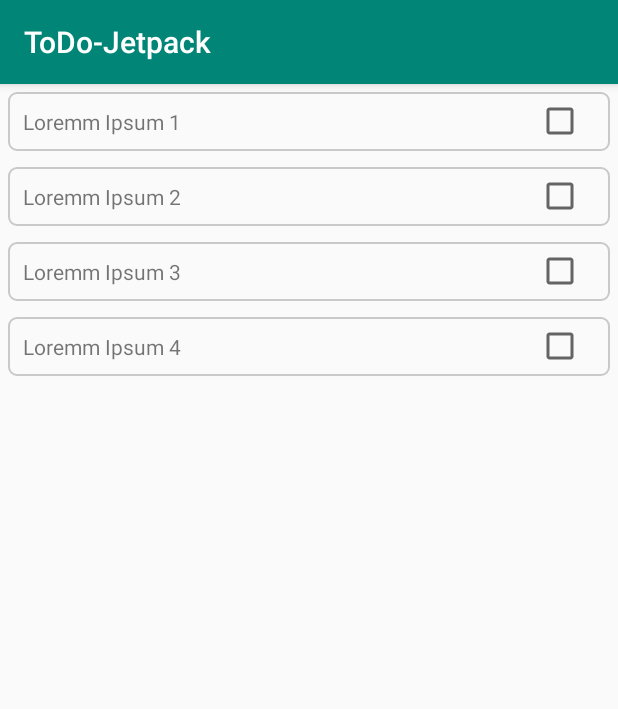
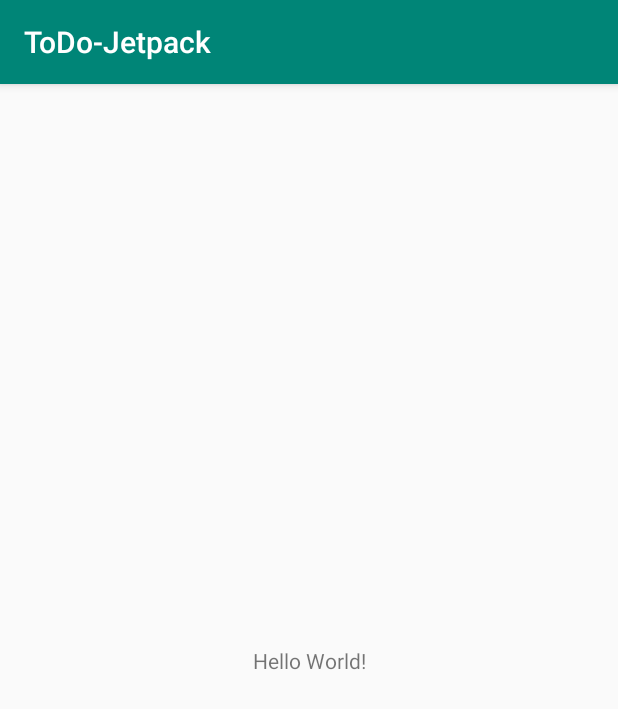
Before and after one commit to gitAbid/todo-jetpack, an Android app: the screen it shows after launch (MainActivity), on a phone screen of 412 x 824 dp. Shown: the top 709 px of the screen. Run offline under Robolectric (Android 15) with nearby library versions, the phone set to English and light mode, and no system bars.

Commit message:
Revert "Merge branch 'master' into develop"
This reverts commit f89223775c1dc6bf791ebe29cdf4348ab1a91d33.

```diff
--- a/app/build.gradle
+++ b/app/build.gradle
@@ -25,16 +25,11 @@ android {
 
 dependencies {
     implementation fileTree(dir: 'libs', include: ['*.jar'])
-    def lifecycle_version = "2.1.0"
-
-    // ViewModel and LiveData
-    implementation "androidx.lifecycle:lifecycle-extensions:$lifecycle_version"
-    implementation "org.jetbrains.kotlin:kotlin-stdlib-jdk7:$kotlin_version"
+    implementation"org.jetbrains.kotlin:kotlin-stdlib-jdk7:$kotlin_version"
     implementation 'androidx.appcompat:appcompat:1.1.0'
     implementation 'androidx.core:core-ktx:1.1.0'
     implementation 'androidx.constraintlayout:constraintlayout:1.1.3'
     testImplementation 'junit:junit:4.12'
-    androidTestImplementation 'androidx.test.ext:junit:1.1.1'
+    androidTestImplementation 'androidx.test.ext:junit:1.1.0'
     androidTestImplementation 'androidx.test.espresso:espresso-core:3.2.0'
-    implementation 'androidx.recyclerview:recyclerview:1.1.0'
 }
--- a/app/src/main/AndroidManifest.xml
+++ b/app/src/main/AndroidManifest.xml
@@ -9,7 +9,7 @@
         android:roundIcon="@mipmap/ic_launcher_round"
         android:supportsRtl="true"
         android:theme="@style/AppTheme">
-        <activity android:name=".ui.MainActivity">
+        <activity android:name=".MainActivity">
             <intent-filter>
                 <action android:name="android.intent.action.MAIN" />
 
--- /dev/null
+++ b/app/src/main/java/com/example/todo_jetpack/MainActivity.kt
@@ -0,0 +1,12 @@
+package com.example.todo_jetpack
+
+import androidx.appcompat.app.AppCompatActivity
+import android.os.Bundle
+
+class MainActivity : AppCompatActivity() {
+
+    override fun onCreate(savedInstanceState: Bundle?) {
+        super.onCreate(savedInstanceState)
+        setContentView(R.layout.activity_main)
+    }
+}
--- a/app/src/main/java/com/example/todo_jetpack/adapter/TodoAdapter.kt
+++ /dev/null
@@ -1,51 +0,0 @@
-package com.example.todo_jetpack.adapter
-
-import android.view.LayoutInflater
-import android.view.View
-import android.view.ViewGroup
-import androidx.recyclerview.widget.RecyclerView
-import com.example.todo_jetpack.R
-import com.example.todo_jetpack.listener.ItemClickListener
-import com.example.todo_jetpack.models.Todo
-import kotlinx.android.synthetic.main.item_layout_todo.view.*
-
-class TodoAdapter(var todos: List<Todo>, var listener: ItemClickListener) :
-    RecyclerView.Adapter<TodoAdapter.ViewHolder>() {
-
-    override fun onCreateViewHolder(parent: ViewGroup, viewType: Int): ViewHolder {
-        return ViewHolder(
-            LayoutInflater.from(parent.context).inflate(
-                R.layout.item_layout_todo,
-                parent,
-                false
-            )
-        )
-    }
-
-    override fun getItemCount(): Int {
-        return todos.size
-    }
-
-    override fun onBindViewHolder(holder: ViewHolder, position: Int) {
-        val todo = todos[position]
-        holder.text.text = todo.text
-        holder.status.isChecked = todo.done
-
-        holder.status.setOnCheckedChangeListener { buttonView, isChecked ->
-            todo.done = isChecked
-            listener.onClick(position, todo)
-        }
-    }
-
-
-    class ViewHolder(view: View) : RecyclerView.ViewHolder(view) {
-        val text = view.tvText;
-        val status = view.cbDoneStatus;
-    }
-
-    fun updateDate(updates: List<Todo>) {
-        todos = updates
-        notifyDataSetChanged()
-    }
-
-}
--- a/app/src/main/java/com/example/todo_jetpack/listener/ItemClickListener.kt
+++ /dev/null
@@ -1,7 +0,0 @@
-package com.example.todo_jetpack.listener
-
-import com.example.todo_jetpack.models.Todo
-
-interface ItemClickListener {
-    fun onClick(index: Int, todo: Todo)
-}
--- a/app/src/main/java/com/example/todo_jetpack/models/Model.kt
+++ /dev/null
@@ -1,3 +0,0 @@
-package com.example.todo_jetpack.models
-
-data class Todo(var text: String, var done: Boolean = false)
--- a/app/src/main/java/com/example/todo_jetpack/ui/MainActivity.kt
+++ /dev/null
@@ -1,41 +0,0 @@
-package com.example.todo_jetpack.ui
-
-import android.os.Bundle
-import androidx.appcompat.app.AppCompatActivity
-import androidx.lifecycle.Observer
-import androidx.lifecycle.ViewModelProviders
-import androidx.recyclerview.widget.LinearLayoutManager
-import com.example.todo_jetpack.R
-import com.example.todo_jetpack.adapter.TodoAdapter
-import com.example.todo_jetpack.listener.ItemClickListener
-import com.example.todo_jetpack.models.Todo
-import com.example.todo_jetpack.viewmodel.TodoViewModel
-import kotlinx.android.synthetic.main.activity_main.*
-
-
-class MainActivity : AppCompatActivity(), ItemClickListener {
-    lateinit var viewModel: TodoViewModel
-
-    override fun onClick(index: Int, todo: Todo) {
-        viewModel.updateData(index, todo)
-    }
-
-    lateinit var todoAdapter: TodoAdapter
-
-    override fun onCreate(savedInstanceState: Bundle?) {
-        super.onCreate(savedInstanceState)
-        setContentView(R.layout.activity_main)
-        viewModel = ViewModelProviders.of(this).get(TodoViewModel::class.java)
-        todoAdapter = TodoAdapter(listOf(), this)
-        rcvTodoList.apply {
-            setHasFixedSize(true)
-            layoutManager = LinearLayoutManager(this@MainActivity)
-            adapter = todoAdapter
-        }
-        viewModel.getTodos().observe(this, Observer {
-            todoAdapter.updateDate(it)
-        })
-
-
-    }
-}
--- a/app/src/main/java/com/example/todo_jetpack/viewmodel/TodoViewModel.kt
+++ /dev/null
@@ -1,37 +0,0 @@
-package com.example.todo_jetpack.viewmodel
-
-import androidx.lifecycle.LiveData
-import androidx.lifecycle.MutableLiveData
-import androidx.lifecycle.ViewModel
-import com.example.todo_jetpack.models.Todo
-
-class TodoViewModel : ViewModel() {
-    private var todos: MutableLiveData<List<Todo>>
-
-    init {
-        todos = loadTodos()
-    }
-
-    private fun loadTodos(): MutableLiveData<List<Todo>> {
-
-        return MutableLiveData(
-            listOf(
-                Todo("Loremm Ipsum 1"),
-                Todo("Loremm Ipsum 2"),
-                Todo("Loremm Ipsum 3"),
-                Todo("Loremm Ipsum 4")
-            )
-        )
-    }
-
-    fun getTodos(): LiveData<List<Todo>> {
-        return todos
-    }
-
-    fun updateData(index: Int, updates: Todo) {
-        todos.value?.get(index)?.done = updates.done
-        todos.value?.get(index)?.text = updates.text
-    }
-
-
-}
--- a/app/src/main/res/drawable/border_background.xml
+++ /dev/null
@@ -1,8 +0,0 @@
-<?xml version="1.0" encoding="utf-8"?>
-<shape xmlns:android="http://schemas.android.com/apk/res/android">
-
-    <corners android:radius="5dp" />
-    <stroke
-        android:width="1dp"
-        android:color="@color/borderColor" />
-</shape>
--- a/app/src/main/res/layout/activity_main.xml
+++ b/app/src/main/res/layout/activity_main.xml
@@ -1,12 +1,18 @@
 <?xml version="1.0" encoding="utf-8"?>
-<LinearLayout xmlns:android="http://schemas.android.com/apk/res/android"
+<androidx.constraintlayout.widget.ConstraintLayout xmlns:android="http://schemas.android.com/apk/res/android"
+    xmlns:app="http://schemas.android.com/apk/res-auto"
     xmlns:tools="http://schemas.android.com/tools"
     android:layout_width="match_parent"
     android:layout_height="match_parent"
-    tools:context=".ui.MainActivity">
+    tools:context=".MainActivity">
 
-    <androidx.recyclerview.widget.RecyclerView
-        android:id="@+id/rcvTodoList"
-        android:layout_width="match_parent"
-        android:layout_height="wrap_content" />
-</LinearLayout>
+    <TextView
+        android:layout_width="wrap_content"
+        android:layout_height="wrap_content"
+        android:text="Hello World!"
+        app:layout_constraintBottom_toBottomOf="parent"
+        app:layout_constraintLeft_toLeftOf="parent"
+        app:layout_constraintRight_toRightOf="parent"
+        app:layout_constraintTop_toTopOf="parent" />
+
+</androidx.constraintlayout.widget.ConstraintLayout>
--- a/app/src/main/res/layout/item_layout_todo.xml
+++ /dev/null
@@ -1,26 +0,0 @@
-<?xml version="1.0" encoding="utf-8"?>
-<LinearLayout xmlns:android="http://schemas.android.com/apk/res/android"
-    android:layout_width="match_parent"
-    android:layout_height="wrap_content"
-    android:layout_margin="5dp"
-    android:background="@drawable/border_background"
-    android:orientation="horizontal">
-
-    <TextView
-        android:id="@+id/tvText"
-        android:layout_width="0dp"
-        android:layout_height="wrap_content"
-        android:layout_gravity="center"
-        android:layout_marginEnd="10dp"
-        android:layout_marginRight="10dp"
-        android:layout_weight="70"
-        android:padding="10dp" />
-
-    <CheckBox
-        android:id="@+id/cbDoneStatus"
-        android:layout_width="0dp"
-        android:layout_height="wrap_content"
-        android:layout_gravity="center"
-        android:layout_weight="10"
-        android:gravity="center" />
-</LinearLayout>
--- a/app/src/main/res/values/colors.xml
+++ b/app/src/main/res/values/colors.xml
@@ -3,6 +3,4 @@
     <color name="colorPrimary">#008577</color>
     <color name="colorPrimaryDark">#00574B</color>
     <color name="colorAccent">#D81B60</color>
-    <color name="borderColor">#9EACACAC</color>
-
 </resources>
```
Also changed, not shown: 2 other files.
